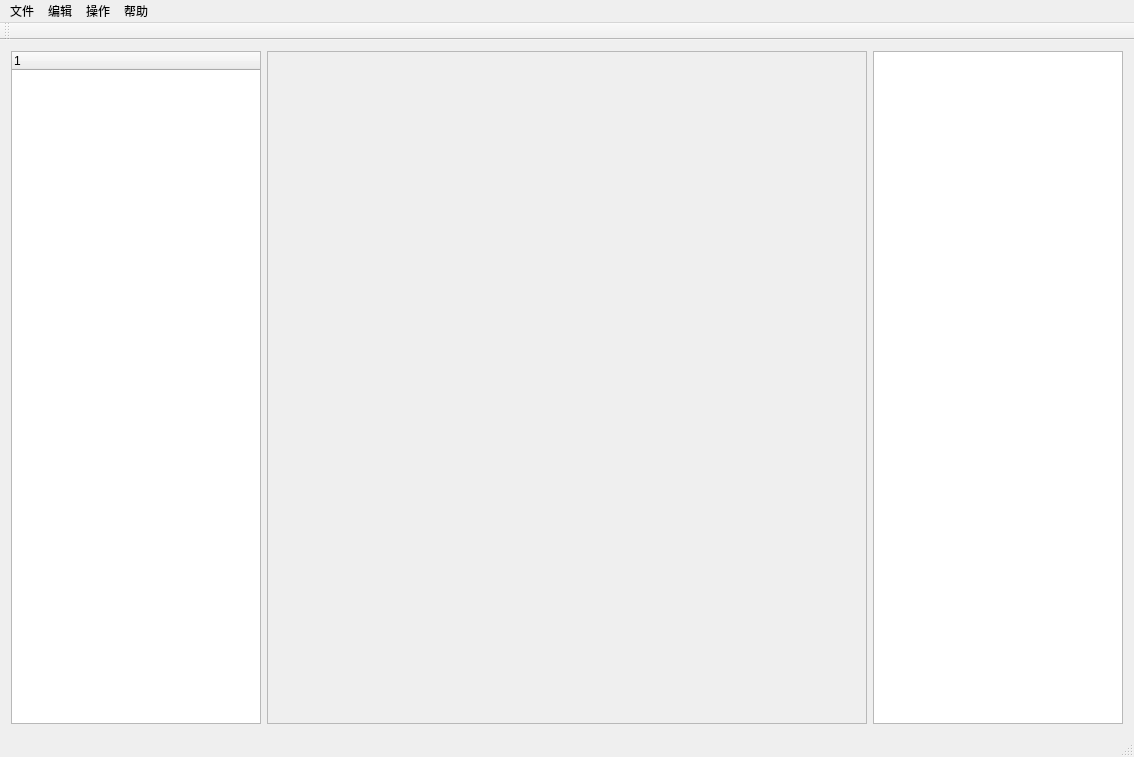
Above: PhysicsLabQt/mainwindow.ui from Jack-Myth/PhysicsLab before the change. Below: the same form after it.
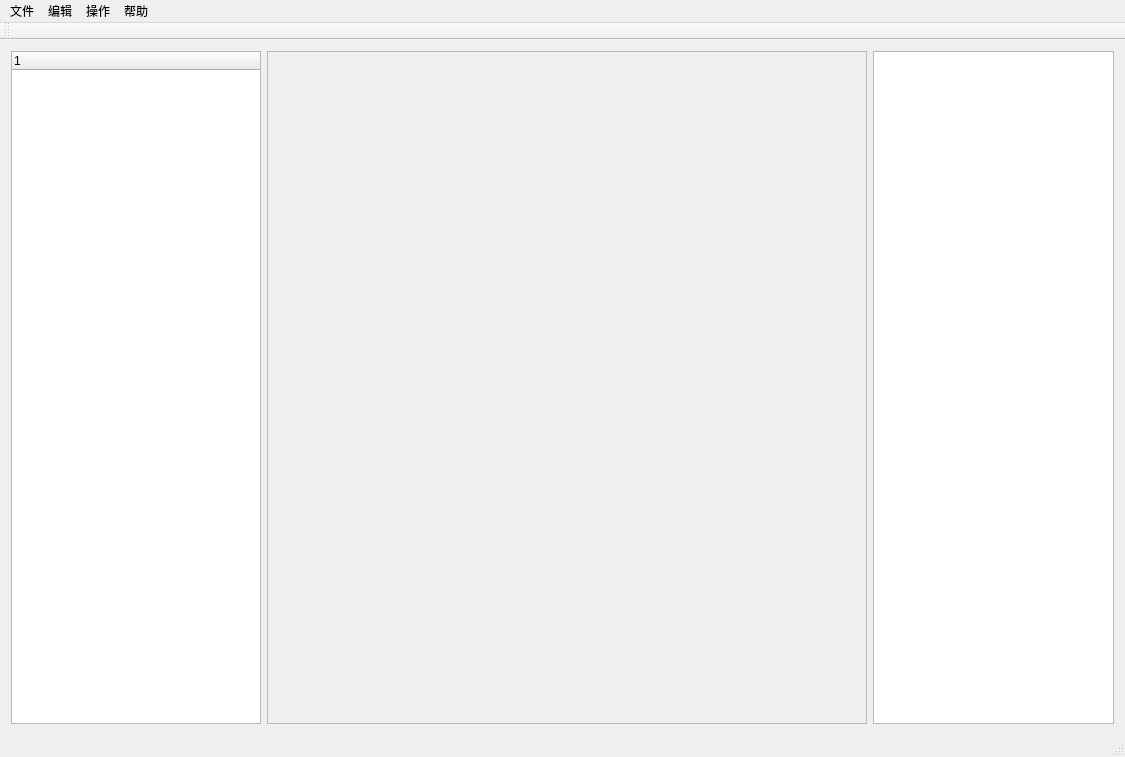
That is the form after the change.

Commit message: Use IInteractable Class to define the action for each Actor that need to Sync

Diff of the .ui file:
```diff
--- a/PhysicsLabQt/mainwindow.ui
+++ b/PhysicsLabQt/mainwindow.ui
@@ -60,20 +60,7 @@
      </widget>
     </item>
     <item>
-     <widget class="QColumnView" name="Details">
-      <property name="sizePolicy">
-       <sizepolicy hsizetype="Preferred" vsizetype="Expanding">
-        <horstretch>0</horstretch>
-        <verstretch>0</verstretch>
-       </sizepolicy>
-      </property>
-      <property name="minimumSize">
-       <size>
-        <width>250</width>
-        <height>0</height>
-       </size>
-      </property>
-     </widget>
+     <widget class="QListWidget" name="Details"/>
     </item>
    </layout>
   </widget>
```
Left out of the diff: 5 changed lines with no effect on the pictures. The commit also changes 5 other files.
